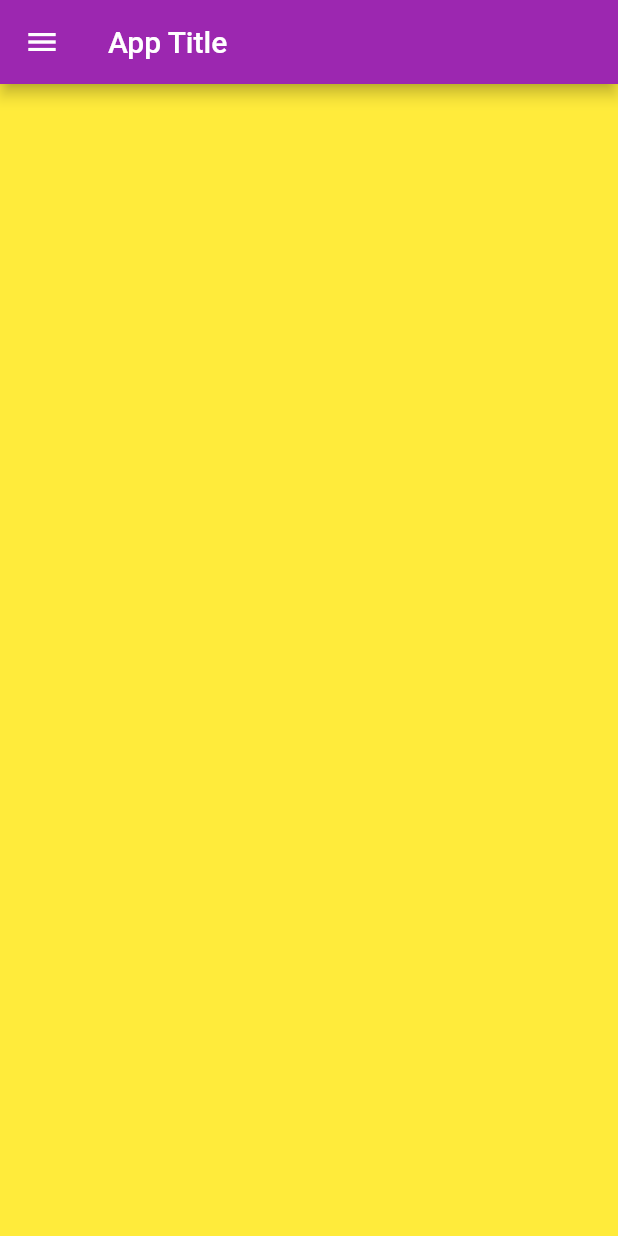
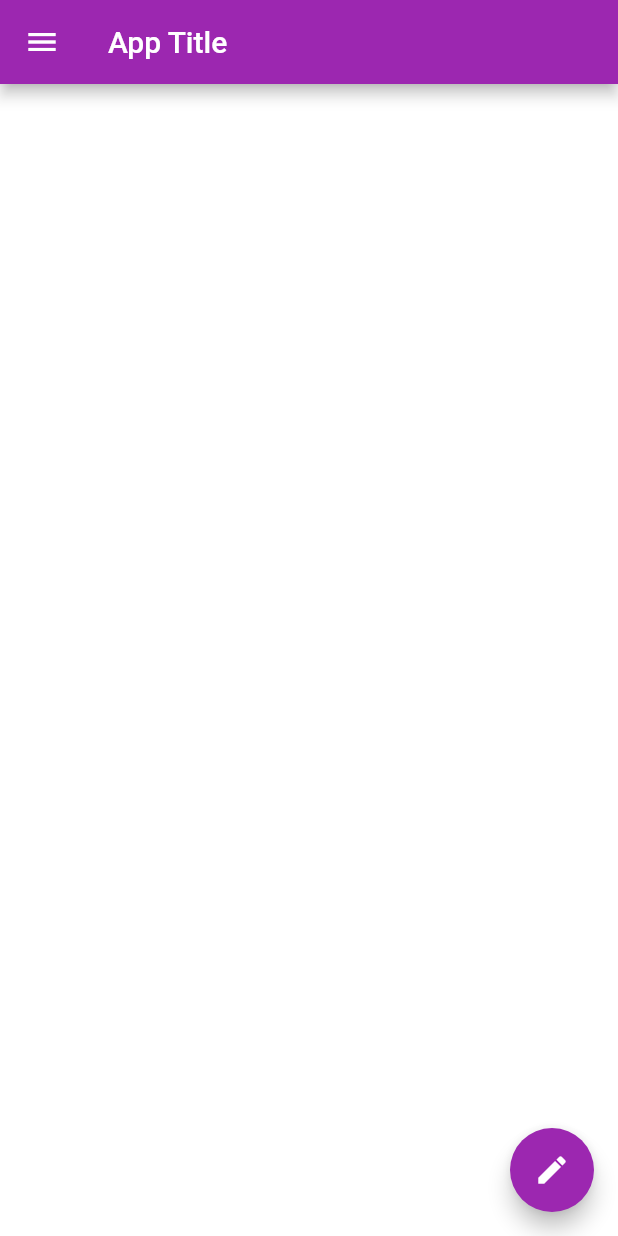
Before and after one commit to abhishekbedi1432/Flutter_PK, a Flutter app: the screen it shows after launch, on a phone screen of 412 x 824 dp. Run offline on Flutter 3.47's test engine with Material 2 defaults, Android fonts, the phone set to English and light mode, and no system bars.

Commit message:
Floating Button & Drawer

```diff
--- a/lib/main.dart
+++ b/lib/main.dart
@@ -12,10 +12,25 @@ class HomePage extends StatelessWidget {
   @override
   Widget build(BuildContext context) {
     return Scaffold(
-      appBar: AppBar(title: Text("App Title")),
-      body: Container(color: Colors.yellow),
-      drawer: Drawer(child: Container(color: Colors.red)),
-    );
+        appBar: AppBar(title: Text("App Title")),
+        body: Container(color: Colors.white),
+        drawer: Drawer(
+          child: ListView(padding: EdgeInsets.zero, children: [
+            DrawerHeader(
+              child: Text('A',
+                  style: TextStyle(
+                      color: Colors.white,
+                      fontSize: 24,
+                      fontWeight: FontWeight.bold)),
+              decoration: BoxDecoration(color: Colors.red),
+            ),
+            Text("data"),
+          ]),
+        ),
+        floatingActionButton: FloatingActionButton(
+          onPressed: () {},
+          child: Icon(Icons.edit),
+        ));
   }
 }
 
```
